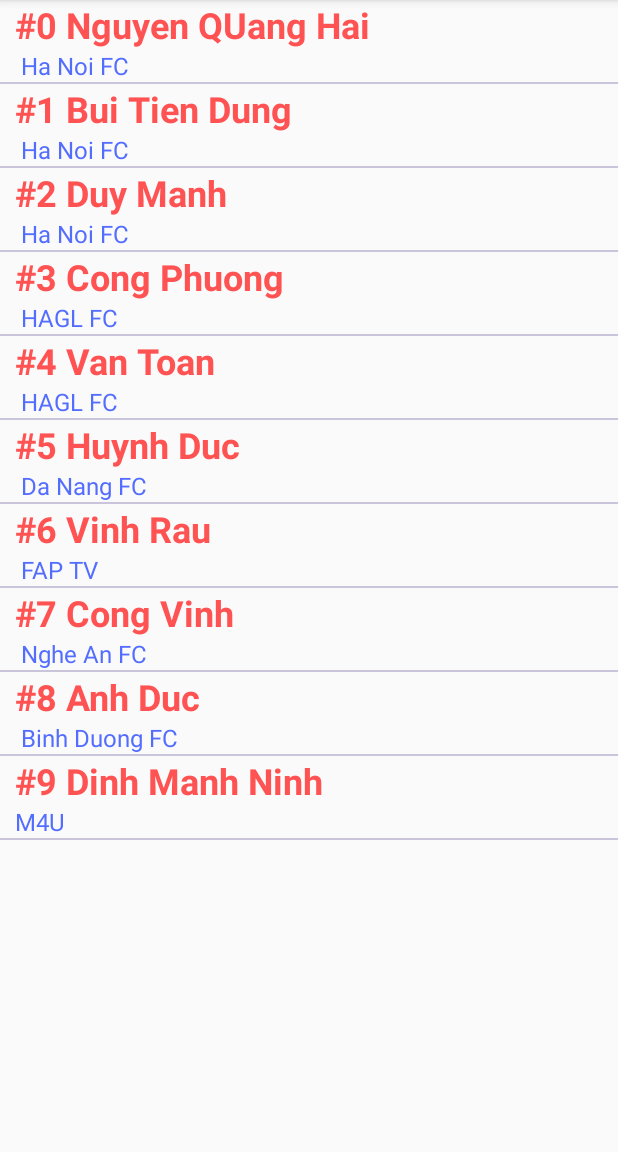
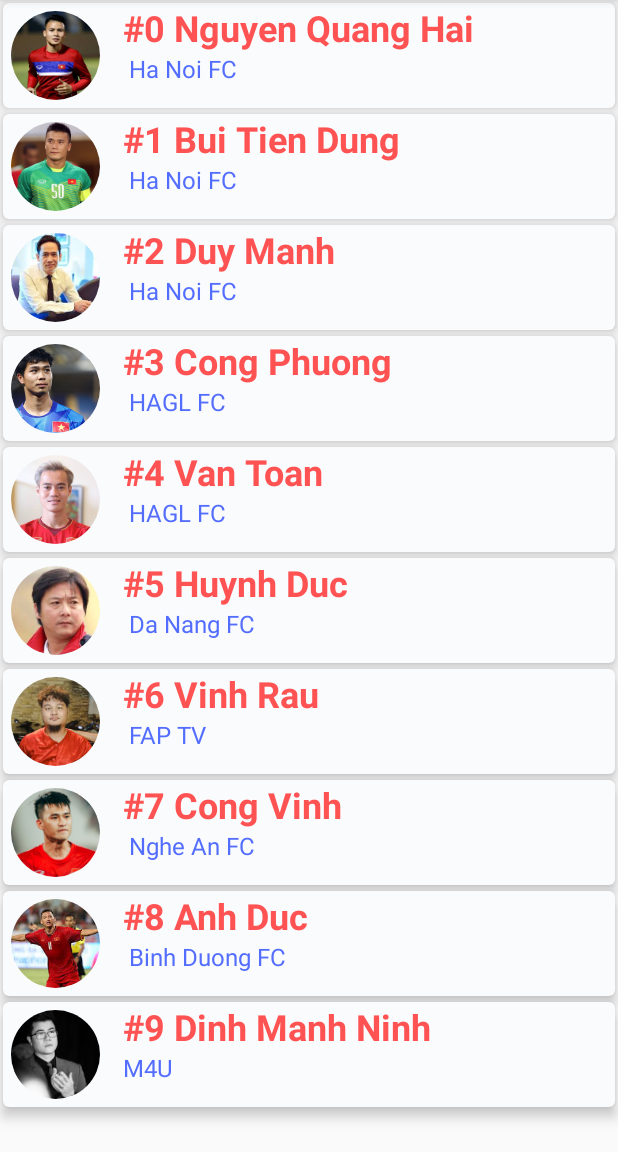
Before and after one commit to hoangduchuu/android-camp, an Android app: the screen it shows after launch (MainActivity), on a phone screen of 412 x 824 dp, the part 84-1236 px from its top. Run offline under Robolectric (Android 15) with nearby library versions, the phone set to English and light mode, and no system bars; our stand-ins replace CircleImageView.

Commit message:
[DEV] avatar for user items

```diff
--- a/app/src/main/java/com/khtn/androidcamp/MainActivity.kt
+++ b/app/src/main/java/com/khtn/androidcamp/MainActivity.kt
@@ -43,9 +43,13 @@ class MainActivity : AppCompatActivity() {
     private val studentItemCLickListener = object : StudentItemCLickListener {
         override fun onItemCLicked(position: Int) {
             // copy một dòng khi click
-            students.add(position+1,Student(
-                students[position].name + " Copy ",
-                students[position].classz + " Copy " ))
+            students.add(
+                position + 1, Student(
+                    students[position].name + " Copy ",
+                    students[position].classz + " Copy ",
+                    students[position].avatar
+                )
+            )
             studentAdapter.setData(students)
         }
 
@@ -74,15 +78,15 @@ class MainActivity : AppCompatActivity() {
     }
 
     private fun addStudents() {
-        students.add(Student("Nguyen QUang Hai", " Ha Noi FC"))
-        students.add(Student("Bui Tien Dung", " Ha Noi FC"))
-        students.add(Student("Duy Manh", " Ha Noi FC"))
-        students.add(Student("Cong Phuong", " HAGL FC"))
-        students.add(Student("Van Toan", " HAGL FC"))
-        students.add(Student("Huynh Duc", " Da Nang FC"))
-        students.add(Student("Vinh Rau", " FAP TV"))
-        students.add(Student("Cong Vinh", " Nghe An FC"))
-        students.add(Student("Anh Duc", " Binh Duong FC"))
-        students.add(Student("Dinh Manh Ninh", "M4U"))
+        students.add(Student("Nguyen Quang Hai", " Ha Noi FC", R.drawable.quanghai))
+        students.add(Student("Bui Tien Dung", " Ha Noi FC", R.drawable.buitiendung))
+        students.add(Student("Duy Manh", " Ha Noi FC", R.drawable.duymanh))
+        students.add(Student("Cong Phuong", " HAGL FC", R.drawable.congphuong))
+        students.add(Student("Van Toan", " HAGL FC", R.drawable.vantoan))
+        students.add(Student("Huynh Duc", " Da Nang FC", R.drawable.huynhduc))
+        students.add(Student("Vinh Rau", " FAP TV", R.drawable.vinhrau))
+        students.add(Student("Cong Vinh", " Nghe An FC", R.drawable.conhvinh))
+        students.add(Student("Anh Duc", " Binh Duong FC",R.drawable.anhduc))
+        students.add(Student("Dinh Manh Ninh", "M4U", R.drawable.dmninh))
     }
 }
--- a/app/src/main/java/com/khtn/androidcamp/Student.kt
+++ b/app/src/main/java/com/khtn/androidcamp/Student.kt
@@ -3,4 +3,4 @@ package com.khtn.androidcamp
 /**
  * Created by Huu Hoang on 4/17/19.
  */
-data class Student(val name: String, val classz: String)
+data class Student(val name: String, val classz: String, val avatar: Int)
--- a/app/src/main/java/com/khtn/androidcamp/StudentAdapter.kt
+++ b/app/src/main/java/com/khtn/androidcamp/StudentAdapter.kt
@@ -5,6 +5,7 @@ import android.support.v7.widget.RecyclerView
 import android.view.LayoutInflater
 import android.view.View
 import android.view.ViewGroup
+import com.bumptech.glide.Glide
 import kotlinx.android.synthetic.main.item_student.view.*
 
 /**
@@ -25,6 +26,12 @@ class StudentAdapter(var items: ArrayList<Student>, val context: Context) : Recy
     override fun onBindViewHolder(studentViewHolder: StudentViewHolder, position: Int) {
         studentViewHolder.tvName.text = "#$position ${items[position].name}"
         studentViewHolder.tvClass.text = items[position].classz
+        Glide.with(context)
+            .load( items[position].avatar)
+            .centerCrop()
+            .placeholder(R.drawable.student_place_holder)
+            .into(studentViewHolder.ivAvatar)
+
 
         studentViewHolder.itemView.setOnClickListener {
             mListener.onItemCLicked(position)
@@ -50,4 +57,5 @@ class StudentAdapter(var items: ArrayList<Student>, val context: Context) : Recy
 class StudentViewHolder(view: View) : RecyclerView.ViewHolder(view) {
     var tvName = view.tvName
     var tvClass = view.tvClass
+    var ivAvatar = view.ivAvatar
 }
--- a/app/src/main/res/layout/item_student.xml
+++ b/app/src/main/res/layout/item_student.xml
@@ -1,11 +1,27 @@
 <?xml version="1.0" encoding="utf-8"?>
-<LinearLayout xmlns:android="http://schemas.android.com/apk/res/android"
+<android.support.v7.widget.CardView
+        xmlns:android="http://schemas.android.com/apk/res/android"
         xmlns:tools="http://schemas.android.com/tools"
+        xmlns:app="http://schemas.android.com/apk/res-auto"
         android:orientation="vertical"
+        app:cardBackgroundColor="#FAFBFD"
+        app:cardElevation="5dp"
+        android:layout_margin="2dp"
+        app:cardCornerRadius="4dp"
         android:layout_width="match_parent"
         android:layout_height="wrap_content">
 
+    <RelativeLayout android:layout_width="match_parent"
+                    android:orientation="vertical"
+                    android:layout_height="wrap_content">
+        <de.hdodenhof.circleimageview.CircleImageView
+                android:layout_width="70dp"
+                android:id="@+id/ivAvatar"
+                android:padding="5dp"
+                tools:src="@drawable/quanghai"
+                android:layout_height="70dp"/>
         <TextView
+                android:layout_toEndOf="@id/ivAvatar"
                 android:layout_width="wrap_content"
                 tools:text="Nguyen Quang Hai"
                 android:textSize="24dp"
@@ -16,6 +32,8 @@
                 android:layout_height="wrap_content"/>
 
         <TextView
+                android:layout_toEndOf="@id/ivAvatar"
+                android:layout_below="@id/tvName"
                 android:layout_marginLeft="10dp"
                 android:layout_width="wrap_content"
                 tools:text="U23 Viet Nam"
@@ -24,8 +42,6 @@
                 android:id="@+id/tvClass"
                 android:layout_height="wrap_content"/>
 
-    <View android:layout_width="match_parent"
-          android:background="#EBC5BFD6"
-          android:layout_height="1dp"/>
+    </RelativeLayout>
 
-</LinearLayout>
+</android.support.v7.widget.CardView>
```
Also changed, not shown: app/src/main/res/drawable/anhduc.jpeg (added), app/src/main/res/drawable/buitiendung.jpg (added), app/src/main/res/drawable/congphuong.jpg (added), app/src/main/res/drawable/conhvinh.jpg (added), app/src/main/res/drawable/dmninh.jpeg (added), app/src/main/res/drawable/duymanh.jpeg (added), app/src/main/res/drawable/huynhduc.jpeg (added), app/src/main/res/drawable/quanghai.jpeg (added), app/src/main/res/drawable/student_place_holder.jpeg (added), app/src/main/res/drawable/vantoan.jpg (added), app/src/main/res/drawable/vinhrau.jpeg (added). Lines whose indentation alone changed are shown as unchanged.
